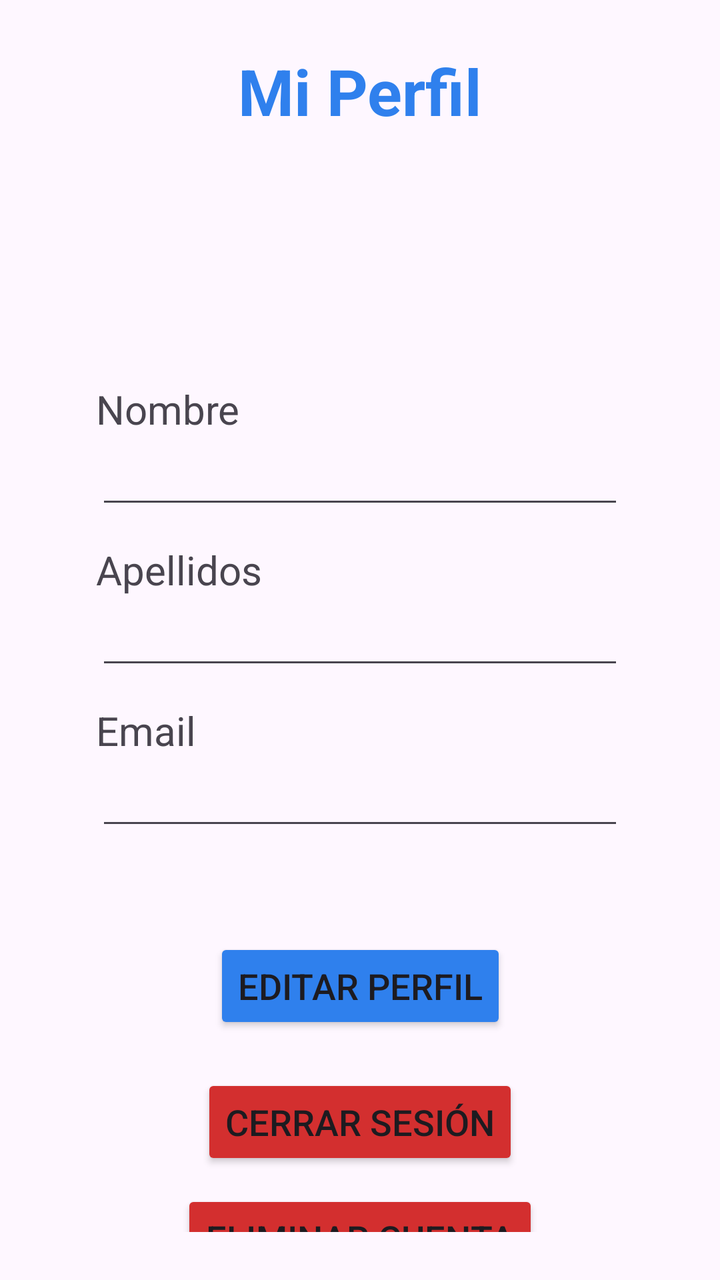
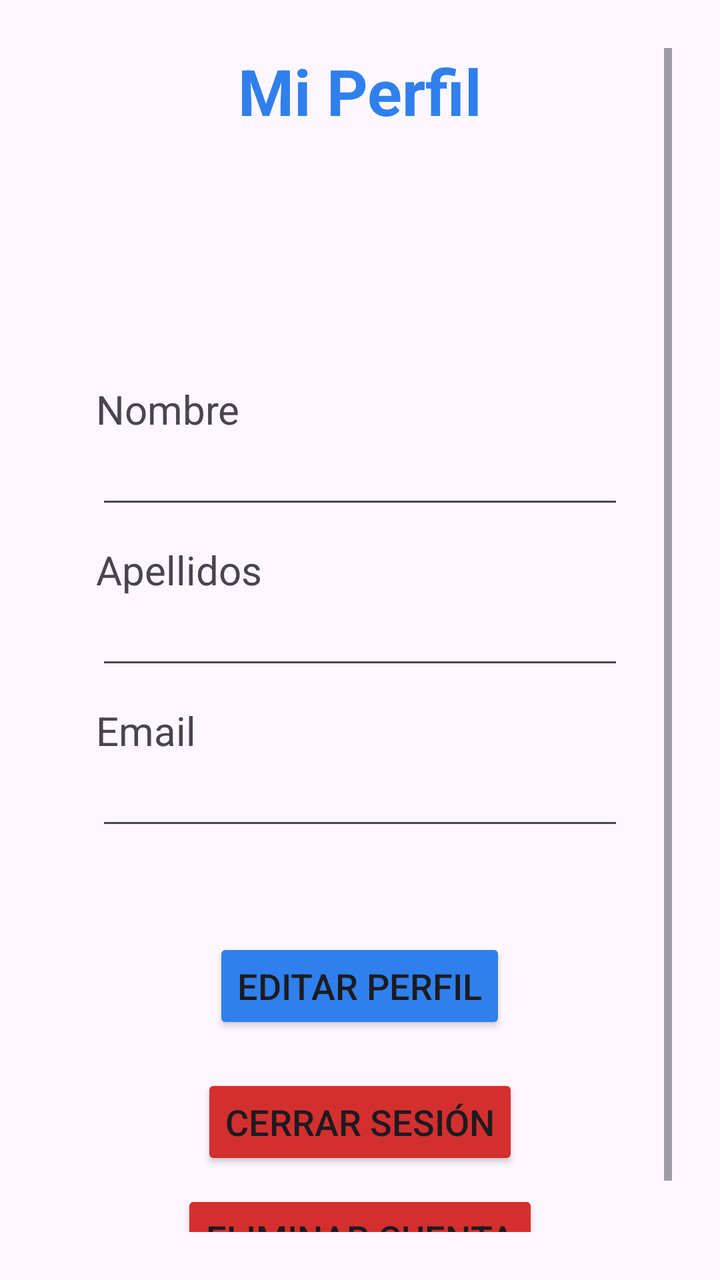

Two renders of the same Android screen: before a commit and after it. Below are the layout's source before the change and the commit's diff.
<!-- AndroidManifest.xml: application theme Theme.Conecta_Voluntariado_TFG -->
<!-- res/layout/activity_volunteer_profile.xml -->
<?xml version="1.0" encoding="utf-8"?>
<androidx.constraintlayout.widget.ConstraintLayout xmlns:android="http://schemas.android.com/apk/res/android"
    xmlns:app="http://schemas.android.com/apk/res-auto"
    xmlns:tools="http://schemas.android.com/tools"
    android:id="@+id/main"
    android:layout_width="match_parent"
    android:layout_height="match_parent"
    android:padding="24dp"
    tools:context=".VolunteerProfileActivity">

    <TextView
        android:layout_width="wrap_content"
        android:layout_height="wrap_content"
        android:id="@+id/tvProfileVolunteer"
        android:text="Mi Perfil"
        android:textColor="@color/brand_blue"
        android:textSize="32sp"
        android:textStyle="bold"
        app:layout_constraintEnd_toEndOf="parent"
        app:layout_constraintStart_toStartOf="parent"
        app:layout_constraintTop_toTopOf="parent" />

    <LinearLayout
        android:layout_width="match_parent"
        android:layout_height="wrap_content"
        android:id="@+id/linearLayout"
        android:orientation="vertical"
        android:padding="24dp"
        app:layout_constraintTop_toBottomOf="@+id/tvProfileVolunteer">

        <TextView
            android:layout_width="match_parent"
            android:layout_height="wrap_content"
            android:layout_marginTop="100dp"
            android:text="Nombre"
            android:textSize="20sp"
            app:layout_constraintStart_toStartOf="parent"
            app:layout_constraintTop_toTopOf="parent" />

        <EditText
            android:layout_width="match_parent"
            android:layout_height="wrap_content"
            android:id="@+id/etNameVolunteer" />

        <TextView
            android:layout_width="match_parent"
            android:layout_height="wrap_content"
            android:layout_marginTop="12dp"
            android:text="Apellidos"
            android:textSize="20sp"
            app:layout_constraintStart_toStartOf="parent"
            app:layout_constraintTop_toTopOf="parent" />

        <EditText
            android:layout_width="match_parent"
            android:layout_height="wrap_content"
            android:id="@+id/etLastNameVolunteer" />

        <TextView
            android:layout_width="match_parent"
            android:layout_height="wrap_content"
            android:layout_marginTop="12dp"
            android:text="Email"
            android:textSize="20sp" />

        <EditText
            android:layout_width="match_parent"
            android:layout_height="wrap_content"
            android:id="@+id/etEmailVolunteer" />

    </LinearLayout>

    <Button
        android:layout_width="wrap_content"
        android:layout_height="wrap_content"
        android:id="@+id/btnSaveProfileVolunteer"
        android:backgroundTint="@color/brand_blue"
        android:text="Editar Perfil"
        android:textSize="18sp"
        android:layout_marginTop="25dp"
        app:layout_constraintEnd_toEndOf="parent"
        app:layout_constraintStart_toStartOf="parent"
        app:layout_constraintTop_toBottomOf="@+id/linearLayout" />

    <Button
        android:layout_width="wrap_content"
        android:layout_height="wrap_content"
        android:id="@+id/btnSignOut"
        android:text="Cerrar sesión"
        android:textSize="18sp"
        android:backgroundTint="@color/light_red"
        android:layout_marginTop="20dp"
        app:layout_constraintEnd_toEndOf="parent"
        app:layout_constraintStart_toStartOf="parent"
        app:layout_constraintTop_toBottomOf="@+id/btnSaveProfileVolunteer" />

    <Button
        android:layout_width="wrap_content"
        android:layout_height="wrap_content"
        android:id="@+id/btnDeleteUser"
        android:text="Eliminar cuenta"
        android:textSize="18sp"
        android:backgroundTint="@color/light_red"
        android:layout_marginTop="10dp"
        app:layout_constraintEnd_toEndOf="parent"
        app:layout_constraintStart_toStartOf="parent"
        app:layout_constraintTop_toBottomOf="@+id/btnSignOut" />

</androidx.constraintlayout.widget.ConstraintLayout>
<!-- resources referenced by this layout -->
<resources>
  <color name="brand_blue">#2F80ED</color>
  <color name="light_red">#D32F2F</color>
  <style name="Theme.Conecta_Voluntariado_TFG" parent="Base.Theme.Conecta_Voluntariado_TFG" />
  <style name="Base.Theme.Conecta_Voluntariado_TFG" parent="Theme.Material3.DayNight.NoActionBar">
          
          
      </style>
</resources>

<!-- the commit's change to res/layout/activity_volunteer_profile.xml (unified diff, before → after) -->
@@ -8,102 +8,111 @@
     android:padding="24dp"
     tools:context=".VolunteerProfileActivity">
 
-    <TextView
-        android:layout_width="wrap_content"
-        android:layout_height="wrap_content"
-        android:id="@+id/tvProfileVolunteer"
-        android:text="Mi Perfil"
-        android:textColor="@color/brand_blue"
-        android:textSize="32sp"
-        android:textStyle="bold"
+    <ScrollView
+        android:layout_width="0dp"
+        android:layout_height="0dp"
+        android:fillViewport="true"
+        app:layout_constraintBottom_toBottomOf="parent"
         app:layout_constraintEnd_toEndOf="parent"
         app:layout_constraintStart_toStartOf="parent"
-        app:layout_constraintTop_toTopOf="parent" />
+        app:layout_constraintTop_toTopOf="parent">
 
-    <LinearLayout
-        android:layout_width="match_parent"
-        android:layout_height="wrap_content"
-        android:id="@+id/linearLayout"
-        android:orientation="vertical"
-        android:padding="24dp"
-        app:layout_constraintTop_toBottomOf="@+id/tvProfileVolunteer">
-
-        <TextView
+        <LinearLayout
             android:layout_width="match_parent"
             android:layout_height="wrap_content"
-            android:layout_marginTop="100dp"
-            android:text="Nombre"
-            android:textSize="20sp"
-            app:layout_constraintStart_toStartOf="parent"
-            app:layout_constraintTop_toTopOf="parent" />
+            android:orientation="vertical">
 
-        <EditText
-            android:layout_width="match_parent"
-            android:layout_height="wrap_content"
-            android:id="@+id/etNameVolunteer" />
+            <TextView
+                android:id="@+id/tvProfileVolunteer"
+                android:layout_width="wrap_content"
+                android:layout_height="wrap_content"
+                android:layout_gravity="center_horizontal"
+                android:text="Mi Perfil"
+                android:textColor="@color/brand_blue"
+                android:textSize="32sp"
+                android:textStyle="bold" />
 
-        <TextView
-            android:layout_width="match_parent"
-            android:layout_height="wrap_content"
-            android:layout_marginTop="12dp"
-            android:text="Apellidos"
-            android:textSize="20sp"
-            app:layout_constraintStart_toStartOf="parent"
-            app:layout_constraintTop_toTopOf="parent" />
+            <LinearLayout
+                android:id="@+id/linearLayout"
+                android:layout_width="match_parent"
+                android:layout_height="wrap_content"
+                android:orientation="vertical"
+                android:padding="24dp">
 
-        <EditText
-            android:layout_width="match_parent"
-            android:layout_height="wrap_content"
-            android:id="@+id/etLastNameVolunteer" />
+                <TextView
+                    android:layout_width="match_parent"
+                    android:layout_height="wrap_content"
+                    android:layout_marginTop="100dp"
+                    android:text="Nombre"
+                    android:textSize="20sp"
+                    app:layout_constraintStart_toStartOf="parent"
+                    app:layout_constraintTop_toTopOf="parent" />
 
-        <TextView
-            android:layout_width="match_parent"
-            android:layout_height="wrap_content"
-            android:layout_marginTop="12dp"
-            android:text="Email"
-            android:textSize="20sp" />
+                <EditText
+                    android:id="@+id/etNameVolunteer"
+                    android:layout_width="match_parent"
+                    android:layout_height="wrap_content" />
 
-        <EditText
-            android:layout_width="match_parent"
-            android:layout_height="wrap_content"
-            android:id="@+id/etEmailVolunteer" />
+                <TextView
+                    android:layout_width="match_parent"
+                    android:layout_height="wrap_content"
+                    android:layout_marginTop="12dp"
+                    android:text="Apellidos"
+                    android:textSize="20sp"
+                    app:layout_constraintStart_toStartOf="parent"
+                    app:layout_constraintTop_toTopOf="parent" />
 
-    </LinearLayout>
+                <EditText
+                    android:id="@+id/etLastNameVolunteer"
+                    android:layout_width="match_parent"
+                    android:layout_height="wrap_content" />
 
-    <Button
-        android:layout_width="wrap_content"
-        android:layout_height="wrap_content"
-        android:id="@+id/btnSaveProfileVolunteer"
-        android:backgroundTint="@color/brand_blue"
-        android:text="Editar Perfil"
-        android:textSize="18sp"
-        android:layout_marginTop="25dp"
-        app:layout_constraintEnd_toEndOf="parent"
-        app:layout_constraintStart_toStartOf="parent"
-        app:layout_constraintTop_toBottomOf="@+id/linearLayout" />
+                <TextView
+                    android:layout_width="match_parent"
+                    android:layout_height="wrap_content"
+                    android:layout_marginTop="12dp"
+                    android:text="Email"
+                    android:textSize="20sp" />
 
-    <Button
-        android:layout_width="wrap_content"
-        android:layout_height="wrap_content"
-        android:id="@+id/btnSignOut"
-        android:text="Cerrar sesión"
-        android:textSize="18sp"
-        android:backgroundTint="@color/light_red"
-        android:layout_marginTop="20dp"
-        app:layout_constraintEnd_toEndOf="parent"
-        app:layout_constraintStart_toStartOf="parent"
-        app:layout_constraintTop_toBottomOf="@+id/btnSaveProfileVolunteer" />
+                <EditText
+                    android:id="@+id/etEmailVolunteer"
+                    android:layout_width="match_parent"
+                    android:layout_height="wrap_content" />
 
-    <Button
-        android:layout_width="wrap_content"
-        android:layout_height="wrap_content"
-        android:id="@+id/btnDeleteUser"
-        android:text="Eliminar cuenta"
-        android:textSize="18sp"
-        android:backgroundTint="@color/light_red"
-        android:layout_marginTop="10dp"
-        app:layout_constraintEnd_toEndOf="parent"
-        app:layout_constraintStart_toStartOf="parent"
-        app:layout_constraintTop_toBottomOf="@+id/btnSignOut" />
+            </LinearLayout>
+
+            <Button
+                android:id="@+id/btnSaveProfileVolunteer"
+                android:layout_width="wrap_content"
+                android:layout_height="wrap_content"
+                android:layout_gravity="center_horizontal"
+                android:layout_marginTop="25dp"
+                android:backgroundTint="@color/brand_blue"
+                android:text="Editar Perfil"
+                android:textSize="18sp" />
+
+            <Button
+                android:id="@+id/btnSignOut"
+                android:layout_width="wrap_content"
+                android:layout_height="wrap_content"
+                android:layout_gravity="center_horizontal"
+                android:layout_marginTop="20dp"
+                android:backgroundTint="@color/light_red"
+                android:text="Cerrar sesión"
+                android:textSize="18sp" />
+
+            <Button
+                android:id="@+id/btnDeleteUser"
+                android:layout_width="wrap_content"
+                android:layout_height="wrap_content"
+                android:layout_gravity="center_horizontal"
+                android:layout_marginTop="10dp"
+                android:backgroundTint="@color/light_red"
+                android:text="Eliminar cuenta"
+                android:textSize="18sp" />
+
+        </LinearLayout>
+
+    </ScrollView>
 
 </androidx.constraintlayout.widget.ConstraintLayout>
